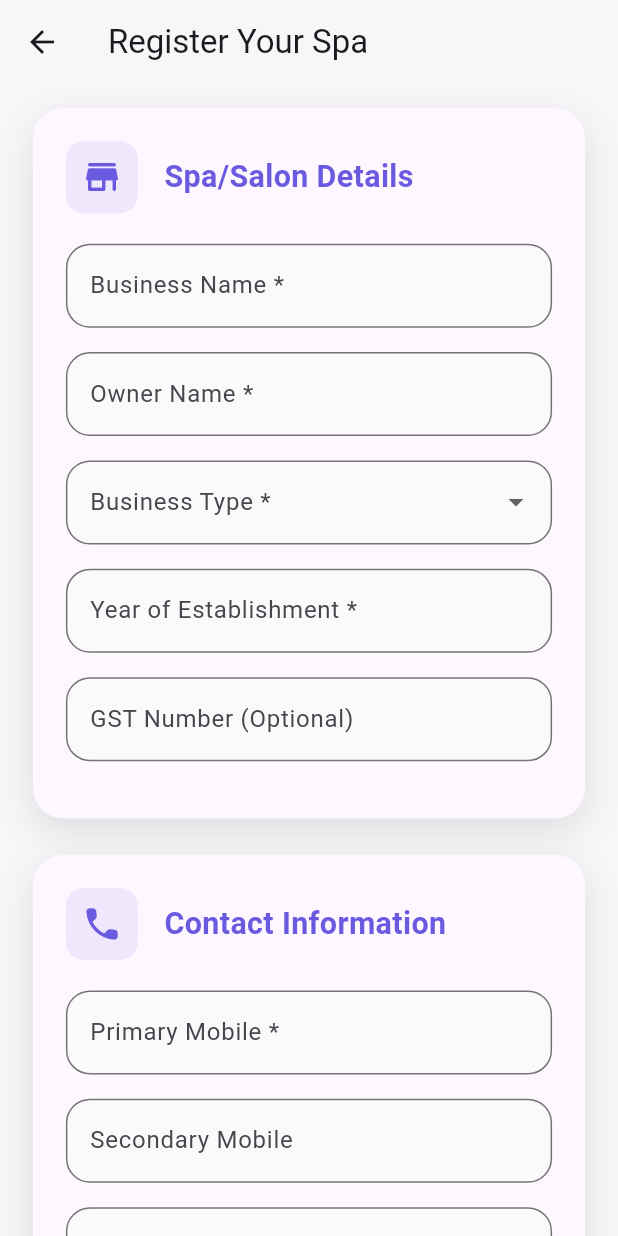
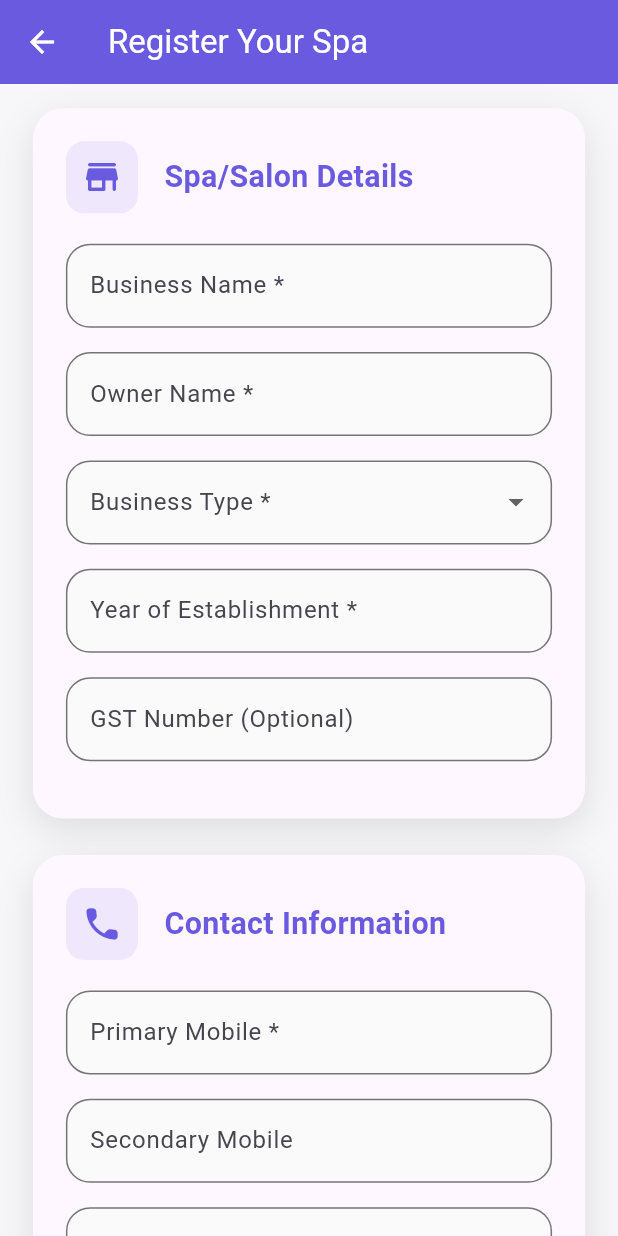
Before and after one commit to avrsoftdev/bookmyspa, a Flutter app: the RegisterYourSpaPage screen opened directly, on a phone screen of 412 x 824 dp. Run offline on Flutter 3.47's test engine with Material 3 defaults, Android fonts, the phone set to English and light mode, and no system bars; our stand-ins replace cloud_firestore, equatable, firebase_auth, firebase_core, firebase_storage, flutter_bloc and 5 more; missing offline and left inert: firebase_app_check; accounts and stored records are empty.

Commit message:
Change Headers Color

```diff
--- a/lib/src/features/admin_web/presentation/pages/admin_web_page.dart
+++ b/lib/src/features/admin_web/presentation/pages/admin_web_page.dart
@@ -1,5 +1,6 @@
 import 'package:flutter/material.dart';
 import 'package:cloud_firestore/cloud_firestore.dart';
+import '../../../../core/theme/tokens.dart';
 
 class AdminWebPage extends StatefulWidget {
   const AdminWebPage({super.key});
@@ -33,7 +34,7 @@ class _AdminWebPageState extends State<AdminWebPage> {
 
       appBar: AppBar(
         elevation: 0,
-        backgroundColor: darkPurple,
+        backgroundColor: AppColors.primary,
         foregroundColor: textPrimary,
         title: Row(
           children: const [
--- a/lib/src/features/cart/presentation/pages/order_summary_page.dart
+++ b/lib/src/features/cart/presentation/pages/order_summary_page.dart
@@ -16,7 +16,7 @@ class OrderSummaryPage extends StatelessWidget {
     return Scaffold(
       backgroundColor: const Color(0xFF0F0F0F),
       appBar: AppBar(
-        backgroundColor: Colors.black,
+        backgroundColor: AppColors.primary,
         elevation: 0,
         title: const Text(
           'Order Summary',
--- a/lib/src/features/location/presentation/pages/location_example_page.dart
+++ b/lib/src/features/location/presentation/pages/location_example_page.dart
@@ -3,6 +3,7 @@ import 'package:flutter_screenutil/flutter_screenutil.dart';
 import '../bloc/location_bloc.dart';
 import '../widgets/location_widget.dart';
 import '../../../../core/di/di.dart';
+import '../../../../core/theme/tokens.dart';
 
 /// Example page showing how to use location functionality
 class LocationExamplePage extends StatefulWidget {
@@ -25,6 +26,8 @@ class _LocationExamplePageState extends State<LocationExamplePage> {
   Widget build(BuildContext context) {
     return Scaffold(
       appBar: AppBar(
+        backgroundColor: AppColors.primary,
+        foregroundColor: Colors.white,
         title: const Text('Location Example'),
       ),
       body: Padding(
--- a/lib/src/features/profile/presentation/pages/edit_profile_screen.dart
+++ b/lib/src/features/profile/presentation/pages/edit_profile_screen.dart
@@ -2,6 +2,7 @@ import 'package:flutter/material.dart';
 import 'package:flutter_screenutil/flutter_screenutil.dart';
 import 'package:firebase_auth/firebase_auth.dart';
 import 'package:cloud_firestore/cloud_firestore.dart';
+import '../../../../core/theme/tokens.dart';
 
 class EditProfileScreen extends StatefulWidget {
   final String currentName;
@@ -92,6 +93,8 @@ class _EditProfileScreenState extends State<EditProfileScreen> {
   Widget build(BuildContext context) {
     return Scaffold(
       appBar: AppBar(
+        backgroundColor: AppColors.primary,
+        foregroundColor: Colors.white,
         title: const Text('Edit Profile'),
         actions: [
           TextButton(
@@ -174,7 +177,7 @@ class _EditProfileScreenState extends State<EditProfileScreen> {
               child: ElevatedButton(
                 onPressed: _isLoading ? null : _saveProfile,
                 style: ElevatedButton.styleFrom(
-                  backgroundColor: Colors.deepPurple,
+                  backgroundColor: AppColors.primary,
                   foregroundColor: Colors.white,
                   shape: RoundedRectangleBorder(
                     borderRadius: BorderRadius.circular(12.r),
--- a/lib/src/features/profile/presentation/pages/my_business_page.dart
+++ b/lib/src/features/profile/presentation/pages/my_business_page.dart
@@ -20,7 +20,7 @@ class MyBusinessPage extends StatelessWidget {
       backgroundColor: const Color(0xFF0F0F0F),
       appBar: AppBar(
         title: const Text('My Business', style: TextStyle(color: Colors.white)),
-        backgroundColor: Colors.black,
+        backgroundColor: AppColors.primary,
         elevation: 0,
         centerTitle: true,
       ),
--- a/lib/src/features/spa_browse/presentation/pages/category_spa_list_page.dart
+++ b/lib/src/features/spa_browse/presentation/pages/category_spa_list_page.dart
@@ -32,7 +32,7 @@ class CategorySpaListPage extends StatelessWidget {
             color: Colors.white,
           ),
         ),
-        backgroundColor: Colors.black,
+        backgroundColor: AppColors.primary,
         elevation: 0,
         centerTitle: true,
       ),
--- a/lib/src/features/spa_browse/presentation/pages/spa_detail_page.dart
+++ b/lib/src/features/spa_browse/presentation/pages/spa_detail_page.dart
@@ -21,7 +21,7 @@ class SpaDetailPage extends StatelessWidget {
     return Scaffold(
       backgroundColor: const Color(0xFF0F0F0F),
       appBar: AppBar(
-        backgroundColor: Colors.black,
+        backgroundColor: AppColors.primary,
         elevation: 0,
         title: const Text(
           'Spa Details',
--- a/lib/src/features/spa_browse/presentation/pages/spa_services_page.dart
+++ b/lib/src/features/spa_browse/presentation/pages/spa_services_page.dart
@@ -27,7 +27,7 @@ class SpaServicesPage extends StatelessWidget {
     return Scaffold(
       backgroundColor: const Color(0xFF0F0F0F),
       appBar: AppBar(
-        backgroundColor: Colors.black,
+        backgroundColor: AppColors.primary,
         elevation: 0,
         title: const Text(
           'Services & Pricing',
--- a/lib/src/features/spa_registration/presentation/pages/register_your_spa_page.dart
+++ b/lib/src/features/spa_registration/presentation/pages/register_your_spa_page.dart
@@ -202,8 +202,8 @@ class _RegisterYourSpaPageState extends State<RegisterYourSpaPage> {
       backgroundColor: theme.scaffoldBackgroundColor,
       appBar: AppBar(
         title: const Text('Register Your Spa'),
-        backgroundColor: Colors.transparent,
-        foregroundColor: theme.textTheme.titleLarge?.color,
+        backgroundColor: AppColors.primary,
+        foregroundColor: Colors.white,
         elevation: 0,
       ),
       body: Form(
```
